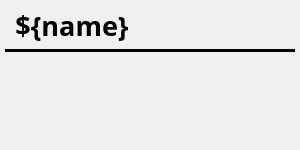
Before: the Qt Designer form typhon/ui/embedded_screen.ui in pcdshub/typhos, drawn with Qt 5.
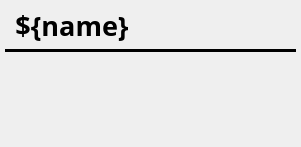
After: the same form once the commit is applied. Custom widgets are drawn as their Qt base class.

Commit message: WIP: This works but consistent flashing around borders

The edit to the form file:
```diff
--- a/typhon/ui/embedded_screen.ui
+++ b/typhon/ui/embedded_screen.ui
@@ -6,8 +6,8 @@
    <rect>
     <x>0</x>
     <y>0</y>
-    <width>300</width>
-    <height>150</height>
+    <width>301</width>
+    <height>147</height>
    </rect>
   </property>
   <property name="sizePolicy">
@@ -18,14 +18,14 @@
   </property>
   <property name="minimumSize">
    <size>
-    <width>300</width>
-    <height>150</height>
+    <width>0</width>
+    <height>0</height>
    </size>
   </property>
   <property name="maximumSize">
    <size>
-    <width>600</width>
-    <height>300</height>
+    <width>1000000</width>
+    <height>1000000</height>
    </size>
   </property>
   <property name="sizeIncrement">
```
The commit also changes 2 other files.
